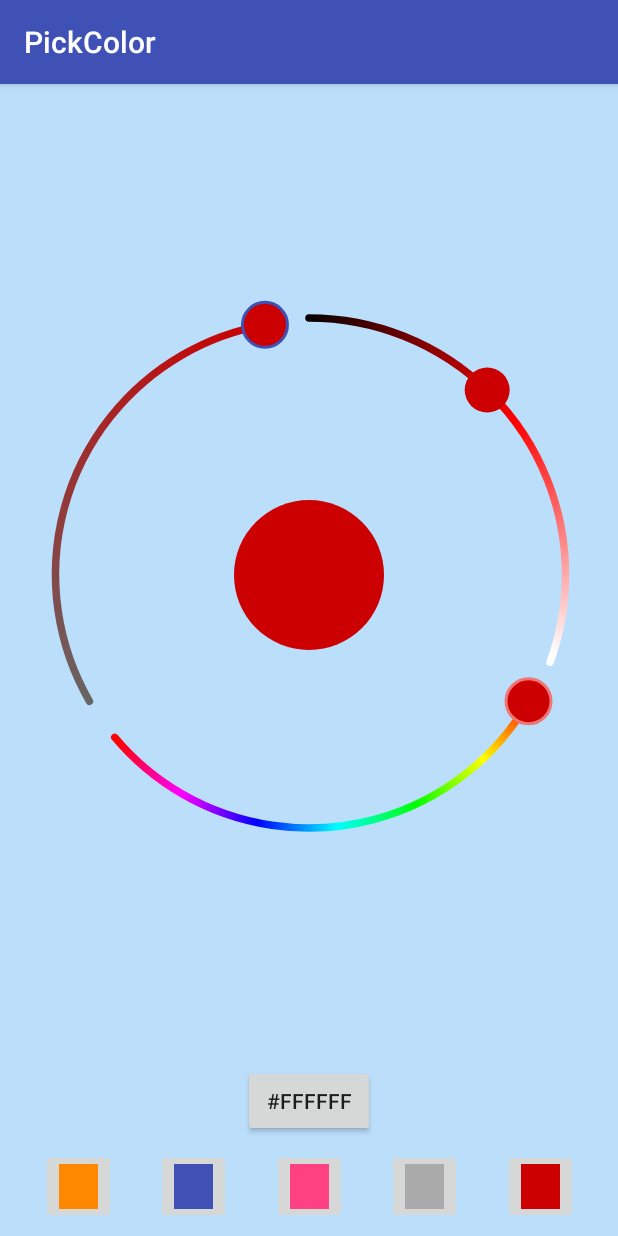
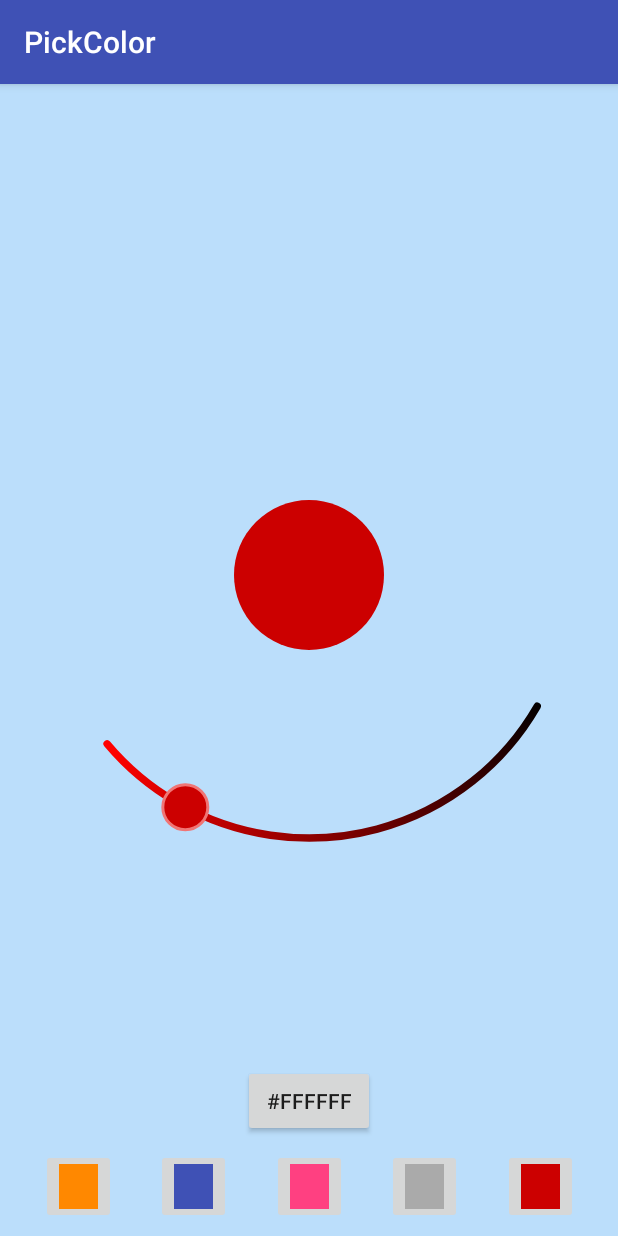
Before and after one commit to Madrapps/Pikolo, an Android app: the screen it shows after launch (MainActivity), after a tap on an icon or button, on a phone screen of 412 x 824 dp. Run offline under Robolectric (Android 15) with nearby library versions, the phone set to English and light mode, and no system bars.

Commit message:
RGBColorPicker implemented with Red component alone #25

```diff
--- /dev/null
+++ b/pikolo/src/main/java/com/madrapps/pikolo/RGBColorPicker.kt
@@ -0,0 +1,137 @@
+package com.madrapps.pikolo
+
+import android.content.Context
+import android.graphics.Canvas
+import android.graphics.Color
+import android.os.Parcel
+import android.os.Parcelable
+import android.util.AttributeSet
+import android.util.TypedValue
+import android.view.MotionEvent
+import android.view.View
+import androidx.core.graphics.ColorUtils
+import com.madrapps.pikolo.components.ColorComponent
+import com.madrapps.pikolo.components.rgb.RedComponent
+import com.madrapps.pikolo.components.rgb.RgbMetrics
+import com.madrapps.pikolo.listeners.OnColorSelectionListener
+
+
+open class RGBColorPicker @JvmOverloads constructor(context: Context, attrs: AttributeSet? = null, defStyleAttr: Int = 0) : View(context, attrs, defStyleAttr) {
+
+    private val metrics = RgbMetrics(color = floatArrayOf(255f, 0f, 0f), density = resources.displayMetrics.density)
+    private val paints = Paints()
+
+    private val redComponent: ColorComponent
+
+    private val redRadiusOffset: Float
+
+    init {
+
+        val globalArcWidth = dp(5f)
+        val globalStrokeWidth = 0f
+        val globalIndicatorRadius = dp(15f)
+        val globalIndicatorStrokeWidth = dp(2f)
+        val globalStrokeColor = 0
+        val globalIndicatorStrokeColor = 0
+        val globalArcLength = 110f
+        val globalRadiusOffset = 20f
+
+        val redArcLength = if (globalArcLength == 0f) 360f else globalArcLength
+        val redStartAngle = 30f
+
+        redComponent = RedComponent(metrics, paints, redArcLength, redStartAngle)
+
+        redComponent.fillWidth = globalArcWidth
+        redComponent.strokeWidth = globalStrokeWidth
+        redComponent.indicatorStrokeWidth = globalIndicatorStrokeWidth
+        redComponent.indicatorStrokeColor = globalIndicatorStrokeColor
+        redComponent.strokeColor = globalStrokeColor
+        redComponent.indicatorRadius = globalIndicatorRadius
+
+        redRadiusOffset = if (globalRadiusOffset == 0f) dp(1f) else globalRadiusOffset
+
+    }
+
+    override fun onDraw(canvas: Canvas) {
+        redComponent.drawComponent(canvas)
+    }
+
+    override fun onSizeChanged(width: Int, height: Int, oldW: Int, oldH: Int) {
+        val minimumSize = if (width > height) height else width
+        val padding = (paddingLeft + paddingRight + paddingTop + paddingBottom) / 4f
+        val outerRadius = minimumSize.toFloat() / 2f - padding
+
+        redComponent.setRadius(outerRadius, redRadiusOffset)
+
+        metrics.centerX = width / 2f
+        metrics.centerY = height / 2f
+
+        redComponent.updateComponent(redComponent.angle)
+    }
+
+    override fun onTouchEvent(event: MotionEvent): Boolean {
+        val isTouched = redComponent.onTouchEvent(event)
+        invalidate()
+        return isTouched
+    }
+
+    fun setColorSelectionListener(listener: OnColorSelectionListener) {
+        redComponent.setColorSelectionListener(listener)
+    }
+
+    open fun setColor(color: Int) {
+        val red = Color.red(color).toFloat()
+        metrics.color[0] = red
+        redComponent.updateAngle(red)
+        invalidate()
+    }
+
+    private fun dp(value: Float): Float {
+        return TypedValue.applyDimension(TypedValue.COMPLEX_UNIT_DIP, value, resources.displayMetrics)
+    }
+
+
+    override fun onSaveInstanceState(): Parcelable? {
+        val bundle = super.onSaveInstanceState()
+        if (bundle != null) {
+            return SavedState(bundle).apply {
+                color = ColorUtils.HSLToColor(metrics.color)
+            }
+        }
+        return null
+    }
+
+    override fun onRestoreInstanceState(state: Parcelable?) {
+        if (state is SavedState) {
+            super.onRestoreInstanceState(state.superState)
+            setColor(state.color)
+        } else {
+            super.onRestoreInstanceState(state)
+        }
+    }
+
+    internal class SavedState : BaseSavedState {
+        var color: Int = 0
+
+        constructor(bundle: Parcelable) : super(bundle)
+
+        private constructor(parcel: Parcel) : super(parcel) {
+            color = parcel.readInt()
+        }
+
+        companion object {
+            @JvmField
+            val CREATOR: Parcelable.Creator<SavedState> = object : Parcelable.Creator<SavedState> {
+                override fun createFromParcel(source: Parcel): SavedState = SavedState(source)
+                override fun newArray(size: Int): Array<SavedState?> = arrayOfNulls(size)
+            }
+        }
+
+        override fun describeContents() = 0
+
+        override fun writeToParcel(dest: Parcel, flags: Int) {
+            super.writeToParcel(dest, flags)
+            dest.writeInt(color)
+        }
+    }
+}
--- /dev/null
+++ b/pikolo/src/main/java/com/madrapps/pikolo/components/rgb/RedComponent.kt
@@ -0,0 +1,27 @@
+package com.madrapps.pikolo.components.rgb
+
+import android.graphics.Color
+import com.madrapps.pikolo.Metrics
+import com.madrapps.pikolo.Paints
+import com.madrapps.pikolo.components.ArcComponent
+
+internal class RedComponent(metrics: Metrics, paints: Paints, arcLength: Float, arcStartAngle: Float) : ArcComponent(metrics, paints, arcLength, arcStartAngle) {
+
+    private val index: Int = 0
+    override val range: Float = 255f
+    override val noOfColors = 2
+    override val colors = IntArray(noOfColors)
+    override val colorPosition = FloatArray(noOfColors)
+
+    override fun getColorArray(color: FloatArray): IntArray {
+        colors[0] = Color.BLACK
+        colors[1] = Color.rgb(255, 0, 0)
+        return colors
+    }
+
+    override fun updateComponent(angle: Double): Float {
+        val component = super.updateComponent(angle)
+        metrics.color[index] = component
+        return component
+    }
+}
--- a/sample/src/main/java/com/madrapps/pickcolor/MainActivity.java
+++ b/sample/src/main/java/com/madrapps/pickcolor/MainActivity.java
@@ -3,21 +3,22 @@ package com.madrapps.pickcolor;
 import android.graphics.PorterDuff;
 import android.graphics.drawable.ColorDrawable;
 import android.os.Bundle;
-import androidx.core.graphics.ColorUtils;
-import androidx.appcompat.app.AppCompatActivity;
 import android.view.View;
 import android.widget.Button;
 import android.widget.ImageButton;
 import android.widget.ImageView;
 
-import com.madrapps.pikolo.HSLColorPicker;
+import androidx.appcompat.app.AppCompatActivity;
+import androidx.core.graphics.ColorUtils;
+
+import com.madrapps.pikolo.RGBColorPicker;
 import com.madrapps.pikolo.listeners.SimpleColorSelectionListener;
 
 import java.util.Random;
 
 public class MainActivity extends AppCompatActivity implements View.OnClickListener {
 
-    private HSLColorPicker colorPicker;
+    private RGBColorPicker colorPicker;
     private ImageView imageView;
     private Button randomColorButton;
 
@@ -54,7 +55,7 @@ public class MainActivity extends AppCompatActivity implements View.OnClickListe
 
     @Override
     public void onClick(View v) {
-        if(v.getId() == R.id.randomColorButton){
+        if (v.getId() == R.id.randomColorButton) {
             final int color = ColorUtils.HSLToColor(new float[]{random.nextInt(360), random.nextFloat(), random.nextFloat()});
             final String hexColor = String.format("#%06X", (0xFFFFFF & color));
             randomColorButton.setText(hexColor);
@@ -62,7 +63,7 @@ public class MainActivity extends AppCompatActivity implements View.OnClickListe
             imageView.getBackground().setColorFilter(color, PorterDuff.Mode.MULTIPLY);
             colorPicker.setColor(color);
         }
-        if(v instanceof ImageButton){
+        if (v instanceof ImageButton) {
             final int color = ((ColorDrawable) ((ImageButton) v).getDrawable()).getColor();
             imageView.getBackground().setColorFilter(color, PorterDuff.Mode.MULTIPLY);
             colorPicker.setColor(color);
--- a/sample/src/main/res/layout/activity_main.xml
+++ b/sample/src/main/res/layout/activity_main.xml
@@ -10,7 +10,30 @@
                                                    tools:layout_editor_absoluteX="0dp"
                                                    tools:layout_editor_absoluteY="81dp">
 
-    <com.madrapps.pikolo.HSLColorPicker
+    <!--<com.madrapps.pikolo.HSLColorPicker-->
+        <!--android:id="@+id/colorPicker"-->
+        <!--android:layout_width="0dp"-->
+        <!--android:layout_height="0dp"-->
+        <!--android:layout_marginBottom="8dp"-->
+        <!--android:layout_marginTop="8dp"-->
+        <!--android:padding="0dp"-->
+        <!--app:layout_constraintBottom_toTopOf="@+id/randomColorButton"-->
+        <!--app:layout_constraintLeft_toLeftOf="parent"-->
+        <!--app:layout_constraintRight_toRightOf="parent"-->
+        <!--app:layout_constraintTop_toTopOf="parent"-->
+        <!--app:lightness_indicator_stroke_width="0dp"-->
+        <!--pikolo:arc_length="110"-->
+        <!--pikolo:hue_start_angle="30"-->
+        <!--pikolo:lightness_start_angle="270"-->
+        <!--pikolo:radius_offset="20dp"-->
+        <!--pikolo:saturation_indicator_stroke_color="@color/colorPrimary"-->
+        <!--pikolo:saturation_start_angle="150"-->
+        <!--tools:layout_constraintBottom_creator="1"-->
+        <!--tools:layout_constraintLeft_creator="1"-->
+        <!--tools:layout_constraintRight_creator="1"-->
+        <!--tools:layout_constraintTop_creator="1" />-->
+
+    <com.madrapps.pikolo.RGBColorPicker
         android:id="@+id/colorPicker"
         android:layout_width="0dp"
         android:layout_height="0dp"
@@ -21,13 +44,6 @@
         app:layout_constraintLeft_toLeftOf="parent"
         app:layout_constraintRight_toRightOf="parent"
         app:layout_constraintTop_toTopOf="parent"
-        app:lightness_indicator_stroke_width="0dp"
-        pikolo:arc_length="110"
-        pikolo:hue_start_angle="30"
-        pikolo:lightness_start_angle="270"
-        pikolo:radius_offset="20dp"
-        pikolo:saturation_indicator_stroke_color="@color/colorPrimary"
-        pikolo:saturation_start_angle="150"
         tools:layout_constraintBottom_creator="1"
         tools:layout_constraintLeft_creator="1"
         tools:layout_constraintRight_creator="1"
```
